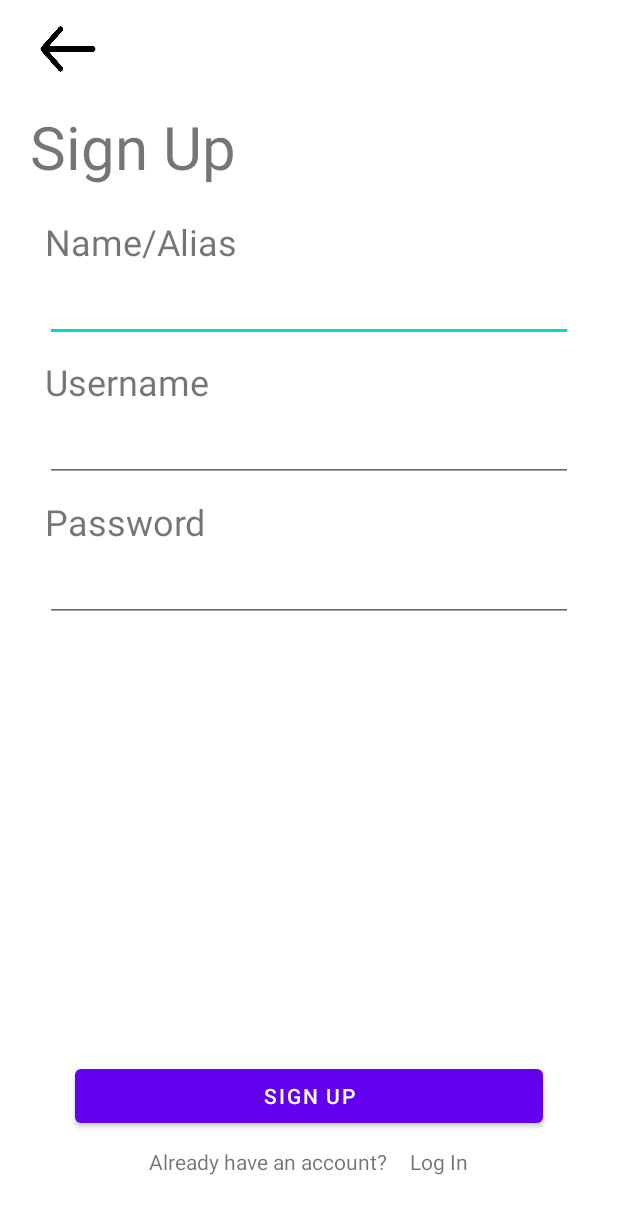
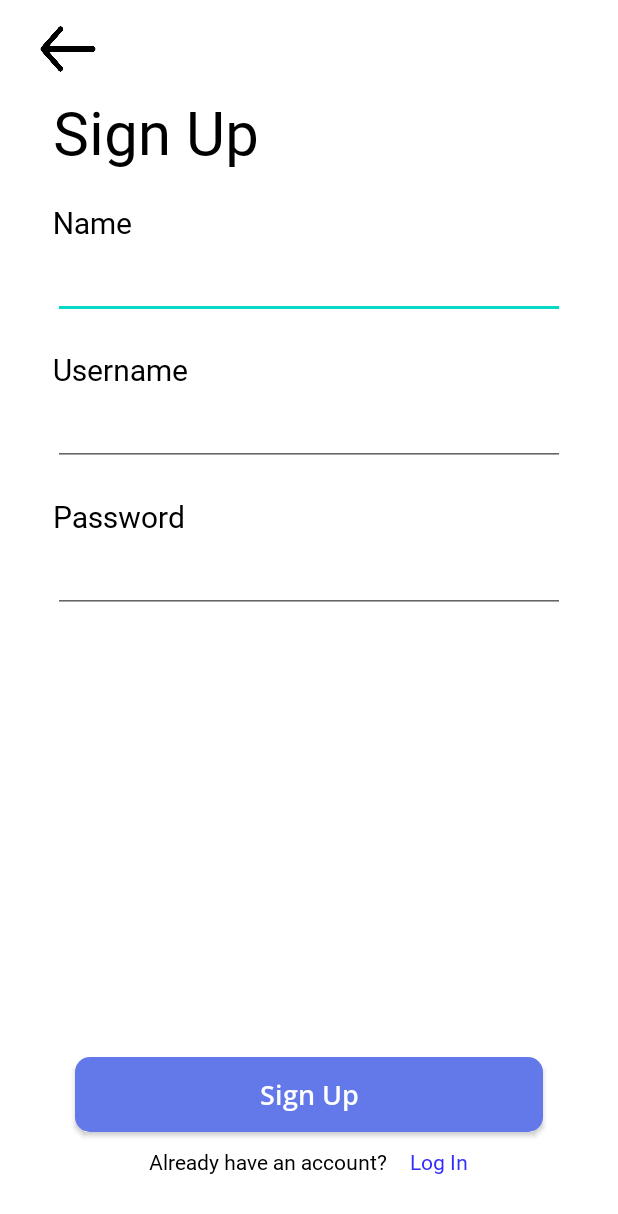
Before and after one commit to CMPUT301F21T03/Alpha-Apps, an Android app: the SignUp screen opened directly, with no data from a screen before it, on a phone screen of 412 x 824 dp. Shown: the top 1214 px of the screen. Run offline under Robolectric (Android 15) with nearby library versions, the light colour scheme and no system bars; our stand-ins replace Firebase (no records; nobody signed in at launch, a user with empty details on screens opened directly).

Commit message:
Update UI for login/signup screen

```diff
--- /dev/null
+++ b/app/src/main/java/com/example/habitapp/Activities/Search.java
@@ -0,0 +1,5 @@
+package com.example.habitapp.Activities;
+
+public class Search {
+
+}
--- /dev/null
+++ b/app/src/main/res/drawable/complete_button.xml
@@ -0,0 +1,18 @@
+<?xml version="1.0" encoding="utf-8"?>
+<selector xmlns:android="http://schemas.android.com/apk/res/android">
+    <item android:state_pressed="false">
+        <shape android:shape="rectangle">
+            <solid android:color="#6378E9"/>
+            <corners android:radius="10dp"/>
+            <size
+                android:height="50dp"
+                android:width="290dp" />
+        </shape>
+    </item>
+    <item android:state_pressed="true">
+        <shape android:shape="rectangle">
+            <corners android:radius="10dp"/>
+            <solid android:color="#566AD1"/>
+        </shape>
+    </item>
+</selector>
--- a/app/src/main/res/layout/sign_up_screen.xml
+++ b/app/src/main/res/layout/sign_up_screen.xml
@@ -22,15 +22,20 @@
             android:layout_weight="1" />
     </FrameLayout>
 
-    <Button
+    <android.widget.Button
         android:id="@+id/signupscreen_sign_up"
         android:layout_width="0dp"
         android:layout_height="wrap_content"
         android:layout_marginStart="50dp"
         android:layout_marginEnd="50dp"
         android:layout_marginBottom="10dp"
+        android:background="@drawable/complete_button"
         android:onClick="signUpScreenSignInButtonPressed"
         android:text="Sign Up"
+        android:textAllCaps="false"
+        android:textColor="@color/white"
+        android:fontFamily="@font/open_sans_semibold"
+        android:textSize="18sp"
         app:layout_constraintBottom_toTopOf="@+id/linearLayout"
         app:layout_constraintEnd_toEndOf="parent"
         app:layout_constraintHorizontal_bias="1.0"
@@ -54,7 +59,9 @@
             android:layout_gravity="center_vertical"
             android:layout_weight="1"
             android:paddingRight="15sp"
-            android:text="Already have an account?" />
+            android:text="Already have an account?"
+            android:fontFamily="@font/montserrat"
+            android:textColor="@color/black"/>
 
         <TextView
             android:id="@+id/signupscreen_log_in_hyperlink"
@@ -62,7 +69,9 @@
             android:layout_height="wrap_content"
             android:layout_gravity="center_vertical"
             android:layout_weight="1"
-            android:text="Log In" />
+            android:text="Log In"
+            android:fontFamily="@font/montserrat"
+            android:textColor="#312DFF"/>
 
     </LinearLayout>
 
@@ -70,8 +79,10 @@
         android:id="@+id/textView7"
         android:layout_width="wrap_content"
         android:layout_height="wrap_content"
-        android:layout_marginStart="20dp"
-        android:layout_marginTop="15dp"
+        android:layout_marginTop="5dp"
+        android:layout_marginStart="35dp"
+        android:fontFamily="@font/montserrat"
+        android:textColor="@color/black"
         android:text="Sign Up"
         android:textSize="40sp"
         app:layout_constraintStart_toStartOf="parent"
@@ -81,10 +92,12 @@
         android:id="@+id/textView"
         android:layout_width="wrap_content"
         android:layout_height="wrap_content"
-        android:layout_marginStart="30dp"
+        android:layout_marginStart="35dp"
         android:layout_marginTop="20dp"
-        android:text="Name/Alias"
-        android:textSize="24sp"
+        android:fontFamily="@font/montserrat"
+        android:text="Name"
+        android:textColor="@color/black"
+        android:textSize="20sp"
         app:layout_constraintStart_toStartOf="parent"
         app:layout_constraintTop_toBottomOf="@+id/textView7" />
 
@@ -92,11 +105,12 @@
         android:id="@+id/signupscreen_name_alias"
         android:layout_width="0dp"
         android:layout_height="wrap_content"
-        android:layout_marginStart="30dp"
+        android:layout_marginStart="35dp"
         android:layout_marginTop="5dp"
-        android:layout_marginEnd="30dp"
+        android:layout_marginEnd="35dp"
         android:ems="10"
         android:inputType="textPersonName"
+        android:textColor="@color/black"
         app:layout_constraintEnd_toEndOf="parent"
         app:layout_constraintStart_toStartOf="parent"
         app:layout_constraintTop_toBottomOf="@+id/textView" />
@@ -105,10 +119,12 @@
         android:id="@+id/textView6"
         android:layout_width="wrap_content"
         android:layout_height="wrap_content"
-        android:layout_marginStart="30dp"
-        android:layout_marginTop="10dp"
+        android:layout_marginStart="35dp"
+        android:layout_marginTop="20dp"
+        android:fontFamily="@font/montserrat"
         android:text="Username"
-        android:textSize="24sp"
+        android:textColor="@color/black"
+        android:textSize="20sp"
         app:layout_constraintStart_toStartOf="parent"
         app:layout_constraintTop_toBottomOf="@+id/signupscreen_name_alias" />
 
@@ -116,11 +132,12 @@
         android:id="@+id/signupscreen_username"
         android:layout_width="0dp"
         android:layout_height="wrap_content"
-        android:layout_marginStart="30dp"
+        android:layout_marginStart="35dp"
         android:layout_marginTop="5dp"
-        android:layout_marginEnd="30dp"
+        android:layout_marginEnd="35dp"
         android:ems="10"
         android:inputType="textPersonName"
+        android:textColor="@color/black"
         app:layout_constraintEnd_toEndOf="parent"
         app:layout_constraintStart_toStartOf="parent"
         app:layout_constraintTop_toBottomOf="@+id/textView6" />
@@ -129,10 +146,12 @@
         android:id="@+id/textView8"
         android:layout_width="wrap_content"
         android:layout_height="wrap_content"
-        android:layout_marginStart="30dp"
-        android:layout_marginTop="10dp"
+        android:layout_marginStart="35dp"
+        android:layout_marginTop="20dp"
+        android:fontFamily="@font/montserrat"
         android:text="Password"
-        android:textSize="24sp"
+        android:textColor="@color/black"
+        android:textSize="20sp"
         app:layout_constraintStart_toStartOf="parent"
         app:layout_constraintTop_toBottomOf="@+id/signupscreen_username" />
 
@@ -140,11 +159,12 @@
         android:id="@+id/signupscreen_password"
         android:layout_width="0dp"
         android:layout_height="wrap_content"
-        android:layout_marginStart="30dp"
+        android:layout_marginStart="35dp"
         android:layout_marginTop="5dp"
-        android:layout_marginEnd="30dp"
+        android:layout_marginEnd="35dp"
         android:ems="10"
         android:inputType="textPassword"
+        android:textColor="@color/black"
         app:layout_constraintEnd_toEndOf="parent"
         app:layout_constraintStart_toStartOf="parent"
         app:layout_constraintTop_toBottomOf="@+id/textView8" />
```
Also changed, not shown: app/src/main/res/layout/log_in_screen.xml (+42 -25 lines).
